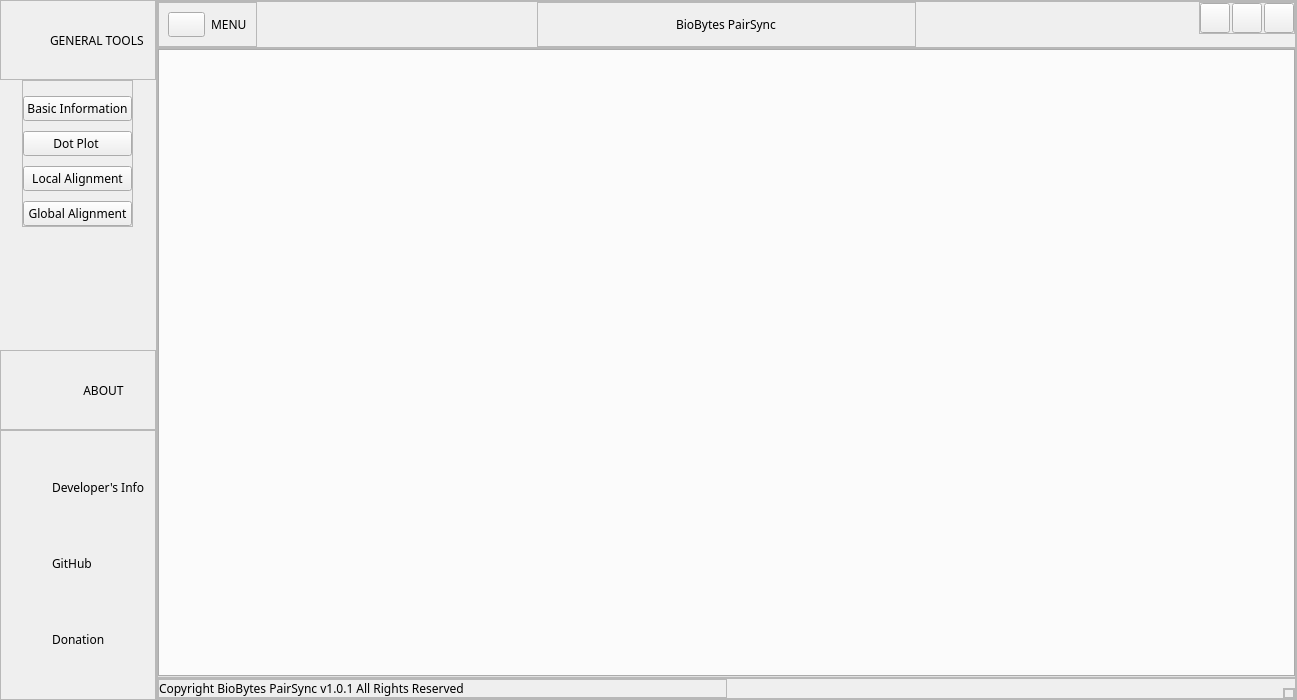
bryancastillo10/BioBytes-PairSync, file ui/main_window.ui: the form before one commit.
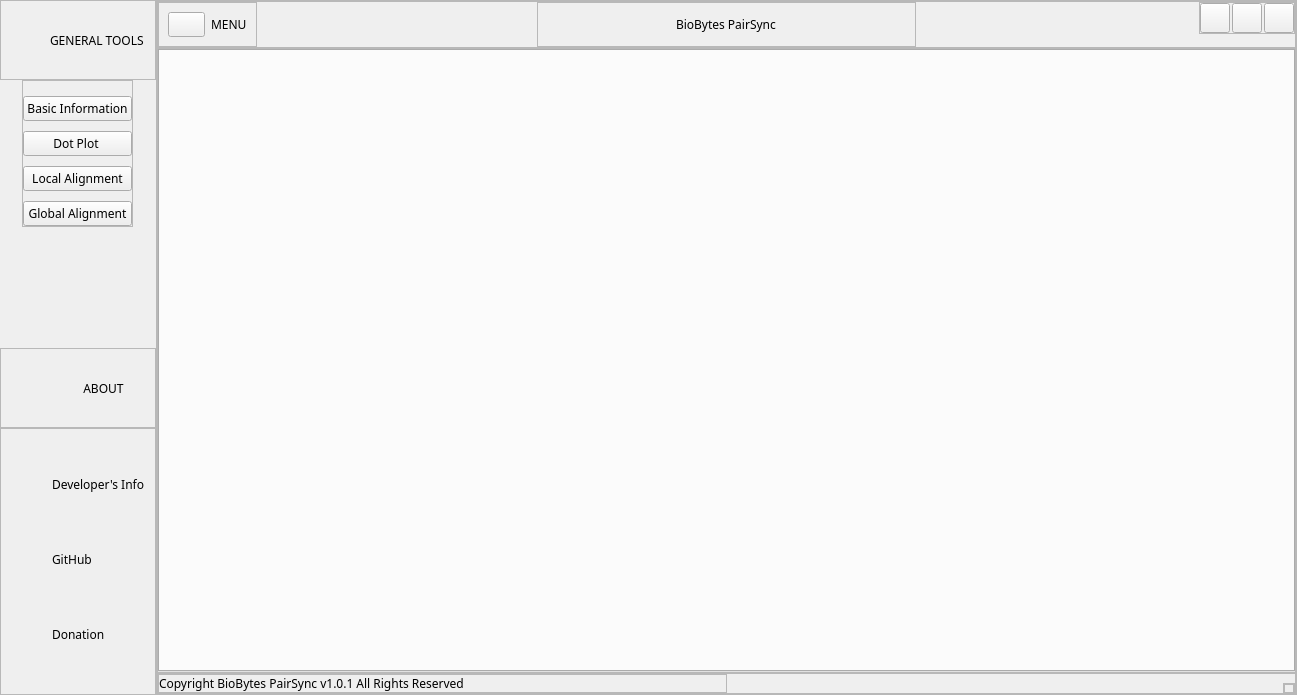
The form after the commit. Icons and pictures are not drawn.

```diff
--- a/ui/main_window.ui
+++ b/ui/main_window.ui
@@ -7,7 +7,7 @@
     <x>0</x>
     <y>0</y>
     <width>1297</width>
-    <height>700</height>
+    <height>695</height>
    </rect>
   </property>
   <property name="windowTitle">
```
Left out of the diff: 30 changed lines with no effect on the pictures.
